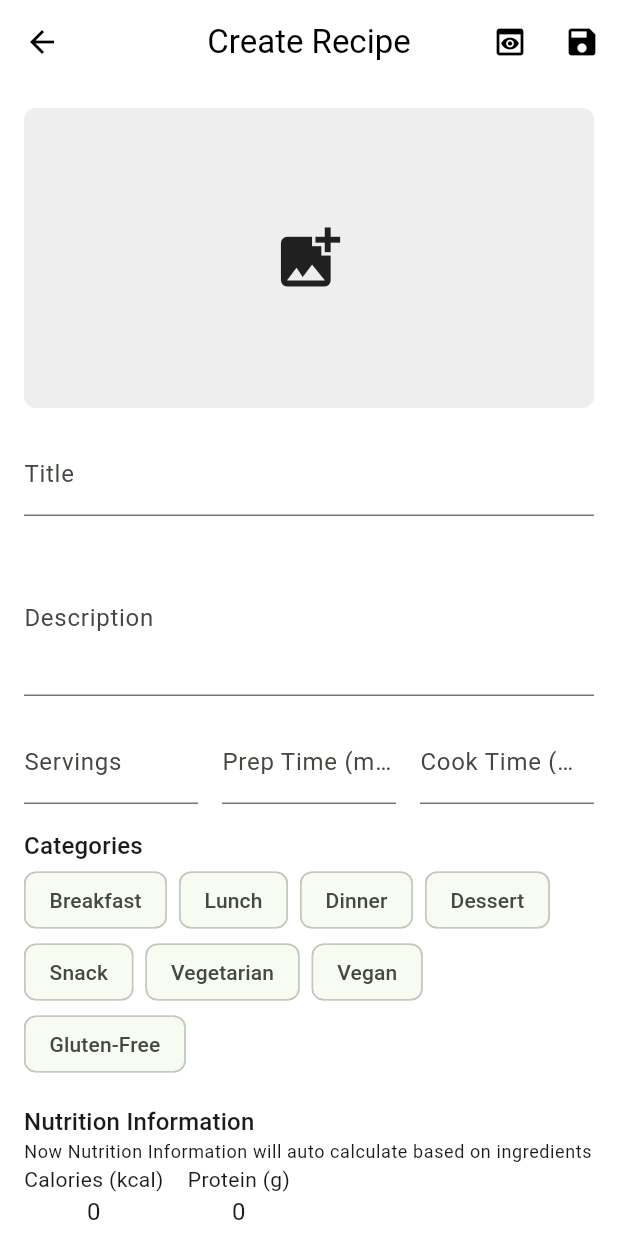
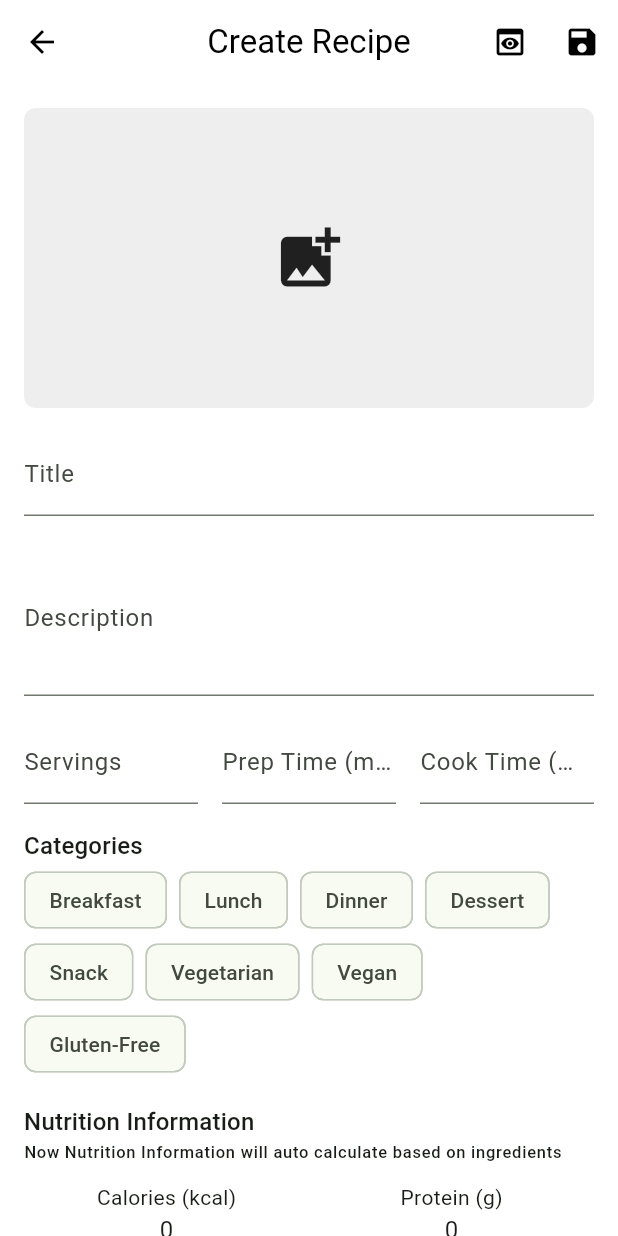
Before and after one commit to khairi143/Trifushion, a Flutter app: the _RecipeFormPageBody screen opened directly, on a phone screen of 412 x 824 dp. Run offline on Flutter 3.47's test engine with Material 3 defaults, Android fonts, the phone set to English and light mode, and no system bars; our stand-ins replace chewie, cloud_firestore, firebase_auth, firebase_core, firebase_storage, image_picker and 3 more; missing offline and left inert: dart:html, dart:js_interop, video_compress; accounts and stored records are empty.

Commit message:
adjust UI for from and recipe detail

```diff
--- a/lib/view/recipe/recipe_form_page.dart
+++ b/lib/view/recipe/recipe_form_page.dart
@@ -564,64 +564,97 @@ class _RecipeFormPageBodyState extends State<_RecipeFormPageBody> {
                         style: Theme.of(context).textTheme.titleMedium),
                     Text(
                         'Now Nutrition Information will auto calculate based on ingredients',
-                        style: Theme.of(context).textTheme.bodySmall),
+                        style: Theme.of(context).textTheme.labelSmall),
                     Row(
                       children: [
-                        Column(
+                        Expanded(
+                          child: Container(
+                            padding: EdgeInsets.symmetric(vertical: 12),
+                            alignment: Alignment.center,
+                            child: Column(
+                              mainAxisSize: MainAxisSize.min,
                               children: [
                                 Text('Calories (kcal)',
-                                style: Theme.of(context).textTheme.bodyMedium),
+                                    style:
+                                        Theme.of(context).textTheme.bodyMedium),
                                 Text(
                                   viewModel.caloriesController.text.isEmpty
                                       ? '0'
                                       : viewModel.caloriesController.text,
                                   style: Theme.of(context).textTheme.bodyLarge,
-                            )
+                                ),
                               ],
                             ),
-                        SizedBox(width: 16),
-                        Column(
+                          ),
+                        ),
+                        Expanded(
+                          child: Container(
+                            padding: EdgeInsets.symmetric(vertical: 12),
+                            alignment: Alignment.center,
+                            child: Column(
+                              mainAxisSize: MainAxisSize.min,
                               children: [
                                 Text('Protein (g)',
-                                style: Theme.of(context).textTheme.bodyMedium),
+                                    style:
+                                        Theme.of(context).textTheme.bodyMedium),
                                 Text(
                                   viewModel.proteinController.text.isEmpty
                                       ? '0'
                                       : viewModel.proteinController.text,
                                   style: Theme.of(context).textTheme.bodyLarge,
-                            )
+                                ),
                               ],
+                            ),
+                          ),
                         ),
                       ],
                     ),
                     SizedBox(height: 8),
                     Row(
                       children: [
-                        Column(children: [
+                        Expanded(
+                          child: Container(
+                            padding: EdgeInsets.symmetric(vertical: 12),
+                            alignment: Alignment.center,
+                            child: Column(
+                              mainAxisSize: MainAxisSize.min,
+                              children: [
                                 Text('Carbs (g)',
-                              style: Theme.of(context).textTheme.bodyMedium),
+                                    style:
+                                        Theme.of(context).textTheme.bodyMedium),
                                 Text(
                                   viewModel.carbsController.text.isEmpty
                                       ? '0'
                                       : viewModel.carbsController.text,
                                   style: Theme.of(context).textTheme.bodyLarge,
-                          )
-                        ]),
-                        SizedBox(width: 16),
-                        Column(
+                                ),
+                              ],
+                            ),
+                          ),
+                        ),
+                        Expanded(
+                          child: Container(
+                            padding: EdgeInsets.symmetric(vertical: 12),
+                            alignment: Alignment.center,
+                            child: Column(
+                              mainAxisSize: MainAxisSize.min,
                               children: [
                                 Text('Fat (g)',
-                                style: Theme.of(context).textTheme.bodyMedium),
+                                    style:
+                                        Theme.of(context).textTheme.bodyMedium),
                                 Text(
                                   viewModel.fatController.text.isEmpty
                                       ? '0'
                                       : viewModel.fatController.text,
                                   style: Theme.of(context).textTheme.bodyLarge,
-                            )
-                          ],
                                 ),
                               ],
                             ),
+                          ),
+                        ),
+                      ],
+                    ),
+
                     SizedBox(height: 16),
 
                     // Ingredients
--- a/lib/view_models/recipe_detail_page_vm.dart
+++ b/lib/view_models/recipe_detail_page_vm.dart
@@ -1,10 +1,13 @@
 import 'package:flutter/material.dart';
 import 'package:chewie/chewie.dart';
+import 'package:ibites/models/nutrition_model.dart';
 import 'package:video_player/video_player.dart';
 import 'package:cloud_firestore/cloud_firestore.dart';
 import 'package:firebase_auth/firebase_auth.dart';
 import 'dart:io';
 import '../../models/recipe.dart';
+import '../../models/ingredient_model.dart';
+import '../../services/caloriesninja_service.dart';
 
 class RecipeDetailViewModel extends ChangeNotifier {
   final Recipe recipe;
@@ -15,6 +18,7 @@ class RecipeDetailViewModel extends ChangeNotifier {
   late String currentUserId;
   int? editingIngredientsIndex;
   final TextEditingController editingController = TextEditingController();
+  CaloriesNinjaService caloriesNinjaService = CaloriesNinjaService();
 
   RecipeDetailViewModel({
     required this.recipe,
@@ -118,6 +122,22 @@ class RecipeDetailViewModel extends ChangeNotifier {
 
     editingIngredientsIndex = null;
     editingController.clear();
+    updateNutritionInfo();
+    notifyListeners();
+  }
+
+  void updateNutritionInfo() async {
+    // make ingredients list into a string
+    NutritionInfo? nutritionInfo = recipe.nutritionInfo;
+    List<Ingredient> ingredients = recipe.ingredients;
+    final ingredientsList =
+        caloriesNinjaService.convertToQueryString(ingredients);
+
+    if (ingredientsList.isNotEmpty) {
+      nutritionInfo =
+          await caloriesNinjaService.fetchNutritionInfo(ingredientsList);
+    }
+
     notifyListeners();
   }
 }
```
Lines whose indentation alone changed are shown as unchanged.
